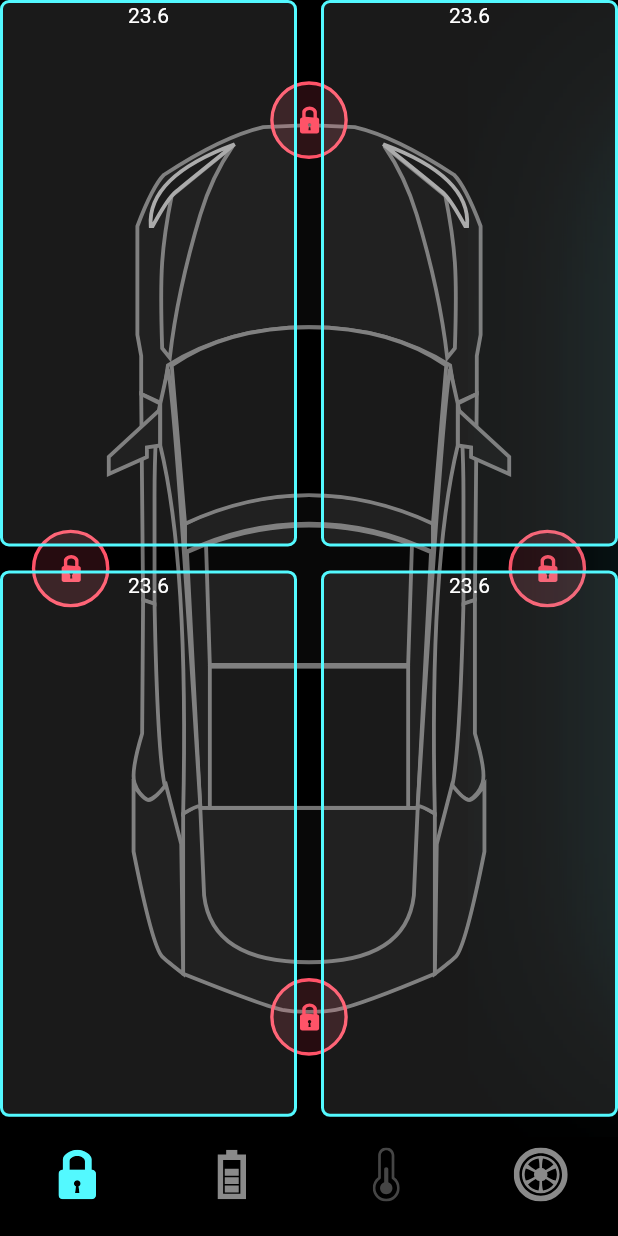
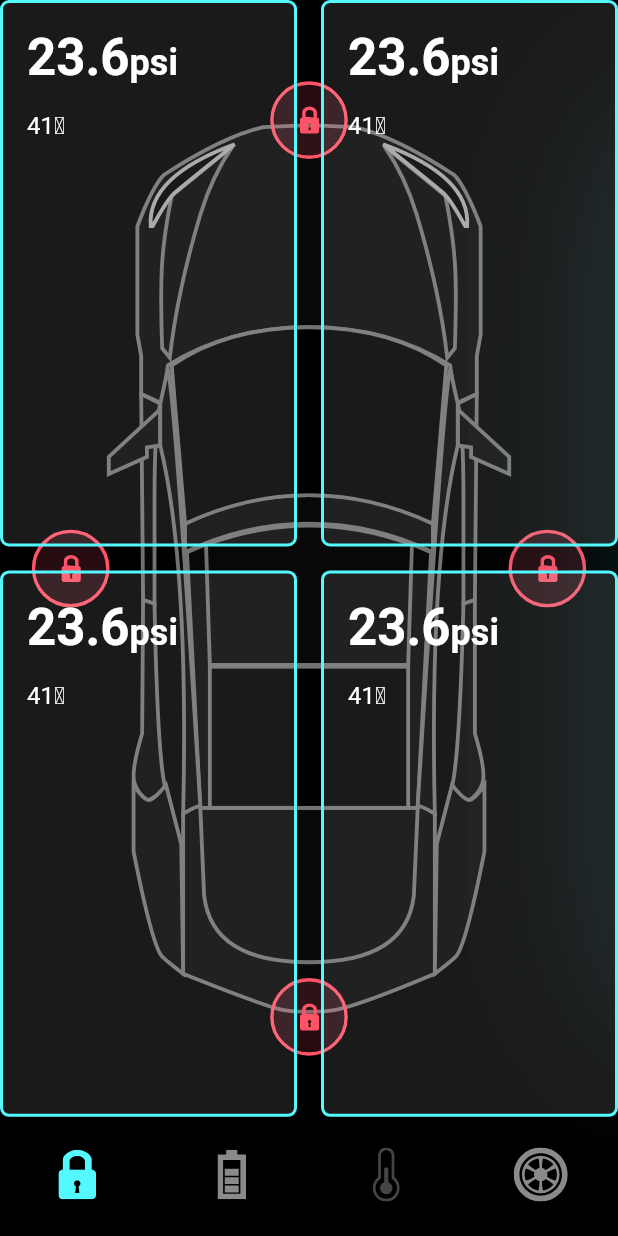
Before and after one commit to giovannicampagnolo/Tesla-Control-App, a Flutter app: the screen it shows after launch, on a phone screen of 412 x 824 dp. Run offline on Flutter 3.47's test engine with Material 2 defaults, Android fonts, the phone set to English and light mode, and no system bars; our stand-ins replace flutter_svg.

Commit message:
Wip UI tyre page

```diff
--- a/lib/screens/home_screen.dart
+++ b/lib/screens/home_screen.dart
@@ -238,21 +238,43 @@ class _HomeScreenState extends State<HomeScreen> with TickerProviderStateMixin {
                         crossAxisCount: 2,
                         mainAxisSpacing: defaultPadding,
                         crossAxisSpacing: defaultPadding,
-                        childAspectRatio: constraint.maxWidth / constraint.maxHeight,
+                        childAspectRatio:
+                            constraint.maxWidth / constraint.maxHeight,
                       ),
                       itemBuilder: (context, index) => Container(
+                        padding: EdgeInsets.all(defaultPadding),
                         decoration: BoxDecoration(
                             color: Colors.white10,
                             border: Border.all(
-                            color:primaryColor,
+                              color: primaryColor,
                               width: 2,
                             ),
-                          borderRadius: BorderRadius.all(Radius.circular(6.0))
+                            borderRadius:
+                                BorderRadius.all(Radius.circular(6.0))),
+                        child: Column(
+                          crossAxisAlignment: CrossAxisAlignment.start,
+                          children: [
+                          Text.rich(
+                            TextSpan(
+                              text: "23.6",
+                              style: Theme.of(context)
+                                  .textTheme
+                                  .headline4!
+                                  .copyWith(
+                                    fontWeight: FontWeight.w600,
+                                    color: Colors.white,
                                   ),
-                        child: Column(
                               children: [
-                            Text.rich(TextSpan(text: "23.6")),
+                                TextSpan(
+                                  text:"psi",
+                                  style: TextStyle( fontSize:24),
+                                ),
                               ]
+                            ),
+                          ),
+                          const SizedBox(height: defaultPadding),
+                          Text("41\u2103", style: TextStyle( fontSize:16),)
+                        ],
                         ),
                       ),
                     ),
```
Lines whose indentation alone changed are shown as unchanged.
